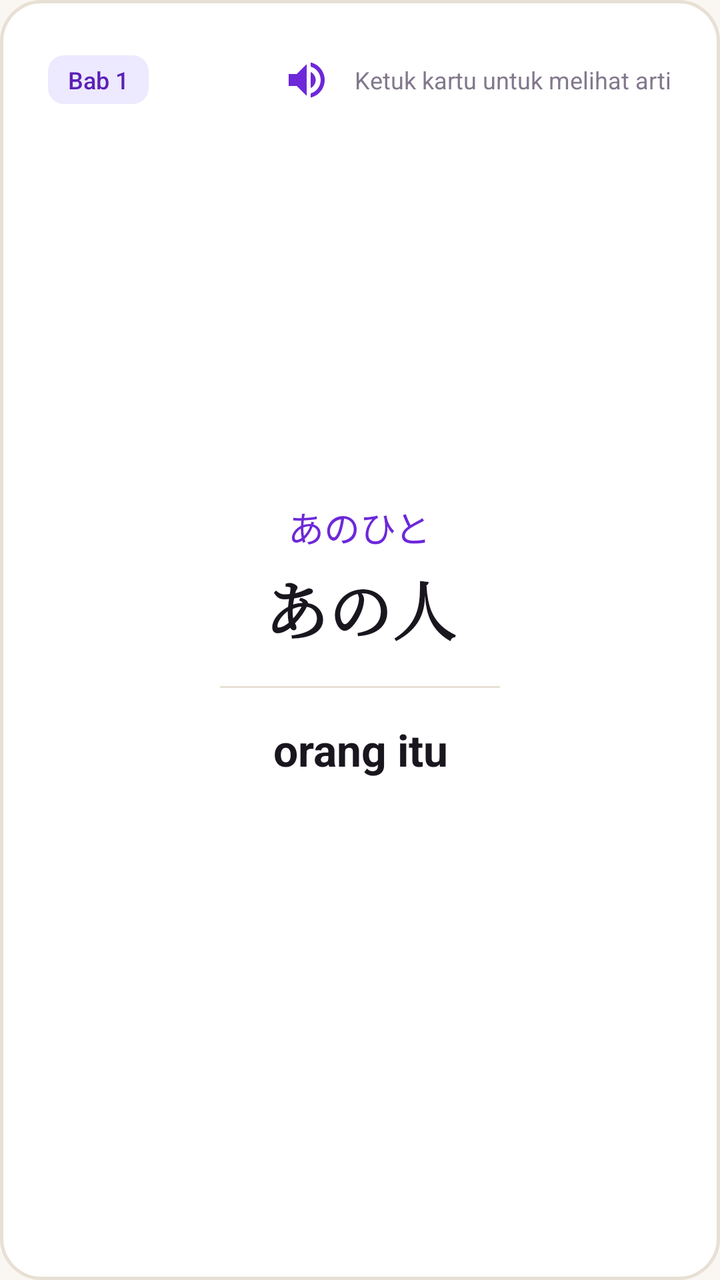
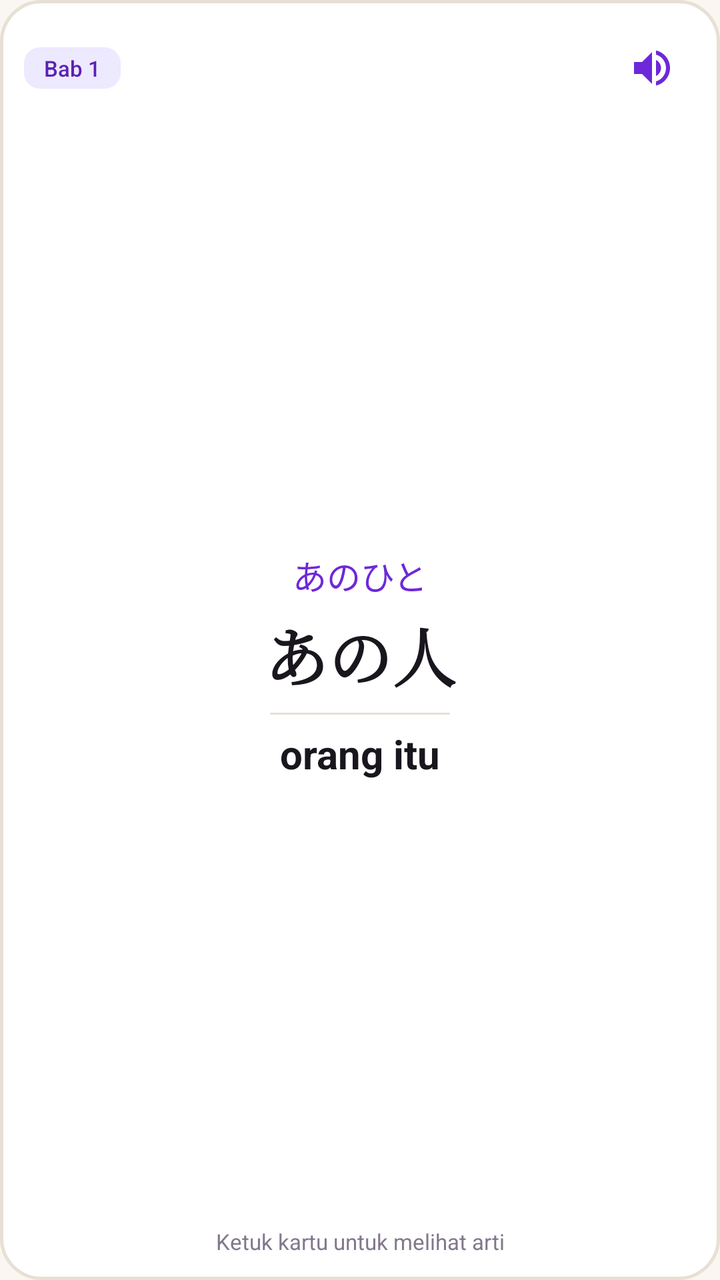

Two renders of the same Android screen: before a commit and after it. Below are the layout's source before the change and the commit's diff.
<!-- AndroidManifest.xml: application theme Theme.Kotoba -->
<!-- res/layout/view_flashcard_back.xml -->
<?xml version="1.0" encoding="utf-8"?>
<FrameLayout xmlns:android="http://schemas.android.com/apk/res/android"
    android:id="@+id/card_back_root"
    android:layout_width="match_parent"
    android:layout_height="match_parent"
    android:background="@drawable/bg_card_surface"
    android:padding="24dp">

    
    <LinearLayout
        android:layout_width="match_parent"
        android:layout_height="wrap_content"
        android:layout_gravity="top"
        android:gravity="center_vertical"
        android:orientation="horizontal">

        <TextView
            android:id="@+id/txt_back_bab_badge"
            android:layout_width="wrap_content"
            android:layout_height="wrap_content"
            android:background="@drawable/bg_badge"
            android:fontFamily="sans-serif-medium"
            android:text="Bab 1"
            android:textColor="@color/colorBadgeText"
            android:textSize="12sp" />

        <View
            android:layout_width="0dp"
            android:layout_height="1dp"
            android:layout_weight="1" />

        <ImageButton
            android:id="@+id/card_btn_speech_back"
            android:layout_width="32dp"
            android:layout_height="32dp"
            android:background="?android:attr/selectableItemBackgroundBorderless"
            android:src="@drawable/ic_volume_up"
            android:tint="@color/colorPrimary"
            android:contentDescription="Lafal"
            android:layout_marginEnd="8dp" />

        <TextView
            android:id="@+id/txt_back_hint"
            android:layout_width="wrap_content"
            android:layout_height="wrap_content"
            android:fontFamily="sans-serif"
            android:text="@string/card_tap_to_flip"
            android:textColor="@color/colorTextTertiary"
            android:textSize="12sp" />
    </LinearLayout>

    
    <LinearLayout
        android:layout_width="match_parent"
        android:layout_height="wrap_content"
        android:layout_gravity="center"
        android:gravity="center"
        android:orientation="vertical">

        <TextView
            android:id="@+id/txt_back_furigana"
            android:layout_width="wrap_content"
            android:layout_height="wrap_content"
            android:layout_marginBottom="4dp"
            android:fontFamily="sans-serif-medium"
            android:gravity="center"
            android:text="あのひと"
            android:textColor="@color/colorFuriganaRuby"
            android:textSize="18sp" />

        <TextView
            android:id="@+id/txt_back_japanese"
            android:layout_width="wrap_content"
            android:layout_height="wrap_content"
            android:fontFamily="serif"
            android:gravity="center"
            android:text="あの人"
            android:textColor="@color/colorTextPrimary"
            android:textSize="32sp"
            android:textStyle="bold" />

        <TextView
            android:id="@+id/txt_back_romaji"
            android:layout_width="wrap_content"
            android:layout_height="wrap_content"
            android:layout_marginTop="4dp"
            android:fontFamily="sans-serif"
            android:gravity="center"
            android:text="anohito"
            android:textColor="@color/colorTextTertiary"
            android:textSize="14sp"
            android:visibility="gone" />

        
        <View
            android:id="@+id/divider_back"
            android:layout_width="140dp"
            android:layout_height="1dp"
            android:layout_marginTop="16dp"
            android:layout_marginBottom="16dp"
            android:background="@color/colorBorderOutline" />

        <TextView
            android:id="@+id/txt_back_indonesian"
            android:layout_width="wrap_content"
            android:layout_height="wrap_content"
            android:fontFamily="sans-serif"
            android:gravity="center"
            android:text="orang itu"
            android:textColor="@color/colorTextPrimary"
            android:textSize="22sp"
            android:textStyle="bold" />
    </LinearLayout>
</FrameLayout>
<!-- resources referenced by this layout -->
<resources>
  <color name="colorBadgeText">#5b21b6</color>
  <color name="colorBorderOutline">#e8e0d5</color>
  <color name="colorFuriganaRuby">#6d28d9</color>
  <color name="colorPrimary">#6d28d9</color>
  <color name="colorTextPrimary">#1a161e</color>
  <color name="colorTextTertiary">#82788d</color>
  <!-- drawable bg_badge (drawable) -->
  <?xml version="1.0" encoding="utf-8"?>
  <shape xmlns:android="http://schemas.android.com/apk/res/android"
      android:shape="rectangle">
      <solid android:color="@color/colorBadgeBg" />
      <corners android:radius="8dp" />
      <padding
          android:left="10dp"
          android:top="4dp"
          android:right="10dp"
          android:bottom="4dp" />
  </shape>
  <!-- drawable bg_card_surface (drawable) -->
  <?xml version="1.0" encoding="utf-8"?>
  <shape xmlns:android="http://schemas.android.com/apk/res/android"
      android:shape="rectangle">
      <solid android:color="@color/colorCardBg" />
      <stroke
          android:width="1.5dp"
          android:color="@color/colorCardStroke" />
      <corners android:radius="20dp" />
  </shape>
  <!-- drawable ic_volume_up (drawable) -->
  <?xml version="1.0" encoding="utf-8"?>
  <vector xmlns:android="http://schemas.android.com/apk/res/android"
      android:width="24dp"
      android:height="24dp"
      android:viewportWidth="24"
      android:viewportHeight="24">
      <path
          android:fillColor="@color/colorTextPrimary"
          android:pathData="M3,9v6h4l5,5V4L7,9H3zm13.5,3c0,-1.77 -1.02,-3.29 -2.5,-4.03v8.05c1.48,-0.73 2.5,-2.25 2.5,-4.02zM14,3.23v2.06c2.89,0.86 5,3.54 5,6.71s-2.11,5.85 -5,6.71v2.06c4.01,-0.91 7,-4.49 7,-8.77s-2.99,-7.86 -7,-8.77z" />
  </vector>
  <string name="card_tap_to_flip">Ketuk kartu untuk melihat arti</string>
  <style name="Theme.Kotoba" parent="@android:style/Theme.Material.Light.NoActionBar">
          <item name="android:windowBackground">@color/colorBackground</item>
          <item name="android:colorBackground">@color/colorBackground</item>
          <item name="android:colorPrimary">@color/colorPrimary</item>
          <item name="android:colorPrimaryDark">@color/colorPrimaryVariant</item>
          <item name="android:colorAccent">@color/colorSecondary</item>
          <item name="android:statusBarColor">@color/colorBackground</item>
          <item name="android:navigationBarColor">@color/colorBackground</item>
          <item name="android:windowLightStatusBar">true</item>
          <item name="android:windowLightNavigationBar">true</item>
      </style>
  <color name="colorBadgeBg">#ede9fe</color>
  <color name="colorCardBg">#ffffff</color>
  <color name="colorCardStroke">#e8e0d5</color>
  <color name="colorBackground">#faf7f2</color>
  <color name="colorPrimaryVariant">#5b21b6</color>
  <color name="colorSecondary">#7c3aed</color>
</resources>

<!-- the commit's change to res/layout/view_flashcard_back.xml (unified diff, before → after) -->
@@ -1,16 +1,17 @@
 <?xml version="1.0" encoding="utf-8"?>
-<FrameLayout xmlns:android="http://schemas.android.com/apk/res/android"
+<LinearLayout xmlns:android="http://schemas.android.com/apk/res/android"
     android:id="@+id/card_back_root"
     android:layout_width="match_parent"
     android:layout_height="match_parent"
     android:background="@drawable/bg_card_surface"
-    android:padding="24dp">
+    android:orientation="vertical"
+    android:padding="@dimen/card_padding_all">
 
     
     <LinearLayout
+        android:id="@+id/card_back_header_row"
         android:layout_width="match_parent"
         android:layout_height="wrap_content"
-        android:layout_gravity="top"
         android:gravity="center_vertical"
         android:orientation="horizontal">
 
@@ -20,9 +21,13 @@
             android:layout_height="wrap_content"
             android:background="@drawable/bg_badge"
             android:fontFamily="sans-serif-medium"
+            android:paddingLeft="10dp"
+            android:paddingTop="3dp"
+            android:paddingRight="10dp"
+            android:paddingBottom="3dp"
             android:text="Bab 1"
             android:textColor="@color/colorBadgeText"
-            android:textSize="12sp" />
+            android:textSize="11sp" />
 
         <View
             android:layout_width="0dp"
@@ -31,46 +36,39 @@
 
         <ImageButton
             android:id="@+id/card_btn_speech_back"
-            android:layout_width="32dp"
-            android:layout_height="32dp"
+            android:layout_width="@dimen/min_touch_target"
+            android:layout_height="@dimen/min_touch_target"
             android:background="?android:attr/selectableItemBackgroundBorderless"
+            android:contentDescription="Lafal"
             android:src="@drawable/ic_volume_up"
-            android:tint="@color/colorPrimary"
-            android:contentDescription="Lafal"
-            android:layout_marginEnd="8dp" />
-
-        <TextView
-            android:id="@+id/txt_back_hint"
-            android:layout_width="wrap_content"
-            android:layout_height="wrap_content"
-            android:fontFamily="sans-serif"
-            android:text="@string/card_tap_to_flip"
-            android:textColor="@color/colorTextTertiary"
-            android:textSize="12sp" />
+            android:tint="@color/colorPrimary" />
     </LinearLayout>
 
     
     <LinearLayout
+        android:id="@+id/card_back_body"
         android:layout_width="match_parent"
-        android:layout_height="wrap_content"
-        android:layout_gravity="center"
+        android:layout_height="0dp"
+        android:layout_weight="1"
         android:gravity="center"
         android:orientation="vertical">
 
+        
         <TextView
             android:id="@+id/txt_back_furigana"
-            android:layout_width="wrap_content"
+            android:layout_width="match_parent"
             android:layout_height="wrap_content"
             android:layout_marginBottom="4dp"
             android:fontFamily="sans-serif-medium"
             android:gravity="center"
             android:text="あのひと"
             android:textColor="@color/colorFuriganaRuby"
-            android:textSize="18sp" />
+            android:textSize="17sp" />
 
+        
         <TextView
             android:id="@+id/txt_back_japanese"
-            android:layout_width="wrap_content"
+            android:layout_width="match_parent"
             android:layout_height="wrap_content"
             android:fontFamily="serif"
             android:gravity="center"
@@ -79,36 +77,57 @@
             android:textSize="32sp"
             android:textStyle="bold" />
 
+        
         <TextView
             android:id="@+id/txt_back_romaji"
-            android:layout_width="wrap_content"
+            android:layout_width="match_parent"
             android:layout_height="wrap_content"
             android:layout_marginTop="4dp"
             android:fontFamily="sans-serif"
             android:gravity="center"
             android:text="anohito"
             android:textColor="@color/colorTextTertiary"
-            android:textSize="14sp"
+            android:textSize="13sp"
             android:visibility="gone" />
 
         
         <View
             android:id="@+id/divider_back"
-            android:layout_width="140dp"
+            android:layout_width="@dimen/card_divider_default_width"
             android:layout_height="1dp"
-            android:layout_marginTop="16dp"
-            android:layout_marginBottom="16dp"
+            android:layout_marginTop="@dimen/card_divider_margin_vertical"
+            android:layout_marginBottom="@dimen/card_divider_margin_vertical"
             android:background="@color/colorBorderOutline" />
 
+        
         <TextView
             android:id="@+id/txt_back_indonesian"
-            android:layout_width="wrap_content"
+            android:layout_width="match_parent"
             android:layout_height="wrap_content"
             android:fontFamily="sans-serif"
             android:gravity="center"
             android:text="orang itu"
             android:textColor="@color/colorTextPrimary"
-            android:textSize="22sp"
+            android:textSize="20sp"
             android:textStyle="bold" />
     </LinearLayout>
-</FrameLayout>
+
+    
+    <LinearLayout
+        android:id="@+id/card_back_footer"
+        android:layout_width="match_parent"
+        android:layout_height="wrap_content"
+        android:gravity="center"
+        android:paddingTop="4dp">
+
+        <TextView
+            android:id="@+id/txt_back_hint"
+            android:layout_width="wrap_content"
+            android:layout_height="wrap_content"
+            android:fontFamily="sans-serif"
+            android:gravity="center"
+            android:text="@string/card_tap_to_flip"
+            android:textColor="@color/colorTextTertiary"
+            android:textSize="11sp" />
+    </LinearLayout>
+</LinearLayout>
<!-- resource entries referenced after the edit -->
@@ -6,6 +6,10 @@
   <color name="colorPrimary">#6d28d9</color>
   <color name="colorTextPrimary">#1a161e</color>
   <color name="colorTextTertiary">#82788d</color>
+  <dimen name="card_divider_default_width">120dp</dimen>
+  <dimen name="card_divider_margin_vertical">10dp</dimen>
+  <dimen name="card_padding_all">16dp</dimen>
+  <dimen name="min_touch_target">44dp</dimen>
   <!-- drawable bg_badge (drawable) -->
   <?xml version="1.0" encoding="utf-8"?>
   <shape xmlns:android="http://schemas.android.com/apk/res/android"
